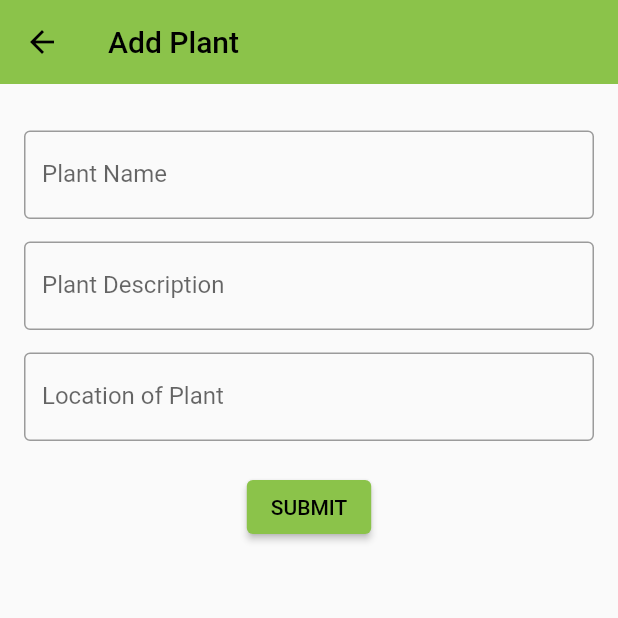
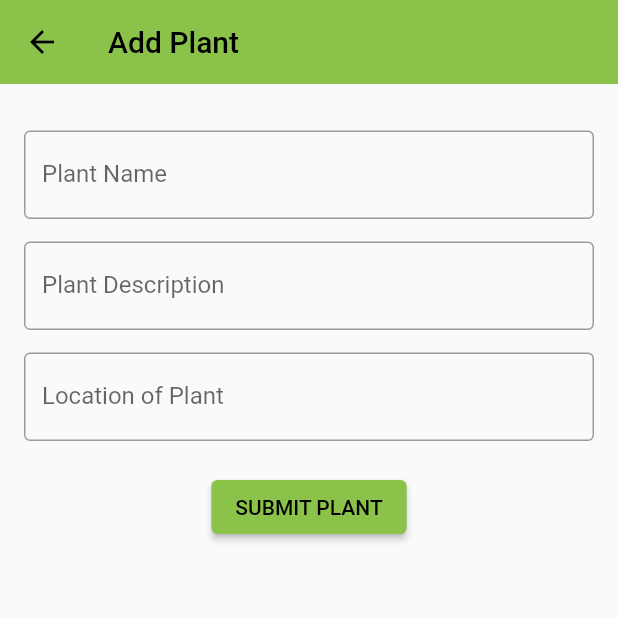
Before and after one commit to lomash-relia/Water-My-Plants, a Flutter app: the screen it shows after launch, after a tap on the "add" icon, on a phone screen of 412 x 824 dp, the top half of it. Run offline on Flutter 3.47's test engine with Material 2 defaults, Android fonts, the phone set to English and light mode, and no system bars; our stand-ins replace animated_splash_screen, bloc, flutter_bloc, hive, hive_flutter, webview_flutter; accounts and stored records are empty.

Commit message:
plantList is persistent

```diff
--- a/lib/Data/plants_list.dart
+++ b/lib/Data/plants_list.dart
@@ -1,5 +1,19 @@
+import 'package:hive_flutter/hive_flutter.dart';
 import 'package:watermyplants/features/home_page/models/HomePlantModel.dart';
 
 class PlantsList {
-  static List<HomePlantModel> plantsList = [];
+  static List<HomePlantModel> plantsList =
+      List<HomePlantModel>.empty(growable: true);
+
+  static void getData() {
+    Box<HomePlantModel> box = Hive.box('plants');
+    plantsList = box.values
+        .map((e) => HomePlantModel(
+              name: e.name,
+              description: e.description,
+              location: e.location,
+            ))
+        .toList();
+    print(plantsList);
+  }
 }
--- a/lib/features/home_page/Bloc/home_bloc.dart
+++ b/lib/features/home_page/Bloc/home_bloc.dart
@@ -22,9 +22,20 @@ class HomeBloc extends Bloc<HomeEvent, HomeState> {
       HomeInitialEvent event, Emitter<HomeState> emit) async {
     print('Home Initial Event triggered');
     emit(HomeLoadingState());
+    PlantsList.getData();
     await Future.delayed(const Duration(seconds: 3));
     emit(HomeLoadedSuccessState(plants: PlantsList.plantsList));
     print('Home Loaded Successfully');
+  }
+
+  FutureOr<void> homeAddPlantEvent(
+      HomeAddPlantEvent event, Emitter<HomeState> emit) {
+    PlantsList.plantsList.add(event.newPlant);
+    print('plant added to list');
+    emit(HomeLoadedSuccessState(plants: PlantsList.plantsList));
+    emit(HomeRefreshActionState());
+    print('home success state');
+    print(PlantsList.plantsList);
   }
 
   FutureOr<void> homeAddPlantButtonNavigateEvent(
@@ -43,13 +54,4 @@ class HomeBloc extends Bloc<HomeEvent, HomeState> {
       HomeInfoButtonNavigateEvent event, Emitter<HomeState> emit) {
     //navigate to info page
   }
-
-  FutureOr<void> homeAddPlantEvent(
-      HomeAddPlantEvent event, Emitter<HomeState> emit) {
-    PlantsList.plantsList.add(event.newPlant);
-    print('plant added to list');
-    emit(HomeLoadedSuccessState(plants: PlantsList.plantsList));
-    print('home success state');
-    print(PlantsList.plantsList);
-  }
 }
--- a/lib/features/home_page/Bloc/home_state.dart
+++ b/lib/features/home_page/Bloc/home_state.dart
@@ -24,3 +24,5 @@ class HomeNavigateToInfoState extends HomeActionState {}
 class HomeNavigateToAddPlantState extends HomeActionState {}
 
 class HomeAddPlantState extends HomeState {}
+
+class HomeRefreshActionState extends HomeActionState {}
--- a/lib/features/home_page/UI/AddPlantPage.dart
+++ b/lib/features/home_page/UI/AddPlantPage.dart
@@ -1,17 +1,19 @@
 import 'package:flutter/material.dart';
+import 'package:hive_flutter/hive_flutter.dart';
 import 'package:watermyplants/features/home_page/Bloc/home_bloc.dart';
 import 'package:watermyplants/features/home_page/models/HomePlantModel.dart';
 
 class AddPlantPage extends StatelessWidget {
   AddPlantPage({Key? key, required this.homeBloc}) : super(key: key);
 
+  Box<HomePlantModel> box = Hive.box('plants');
   final HomeBloc homeBloc;
 
-  TextEditingController titleController = TextEditingController();
+  final TextEditingController titleController = TextEditingController();
 
-  TextEditingController descriptionController = TextEditingController();
+  final TextEditingController descriptionController = TextEditingController();
 
-  TextEditingController locationController = TextEditingController();
+  final TextEditingController locationController = TextEditingController();
 
   @override
   Widget build(BuildContext context) {
@@ -59,14 +61,17 @@ class AddPlantPage extends StatelessWidget {
               height: 20,
             ),
             ElevatedButton(
-              onPressed: () {
+              onPressed: () async {
                 HomePlantModel newPlant = HomePlantModel(
                     name: titleController.text,
                     description: descriptionController.text,
                     location: locationController.text);
+
+                box.add(newPlant);
+                print('--------plant added in storage ------');
                 homeBloc.add(HomeAddPlantEvent(newPlant: newPlant));
               },
-              child: const Text('SUBMIT'),
+              child: const Text('SUBMIT PLANT'),
             ),
           ],
         )),
--- a/lib/features/home_page/models/HomePlantModel.dart
+++ b/lib/features/home_page/models/HomePlantModel.dart
@@ -1,6 +1,14 @@
+import 'package:hive/hive.dart';
+
+part 'HomePlantModel.g.dart';
+
+@HiveType(typeId: 0)
 class HomePlantModel {
+  @HiveField(0)
   final String name;
+  @HiveField(1)
   final String description;
+  @HiveField(2)
   final String location;
 
   HomePlantModel(
--- a/lib/main.dart
+++ b/lib/main.dart
@@ -1,7 +1,13 @@
 import 'package:flutter/material.dart';
+import 'package:hive_flutter/hive_flutter.dart';
+import 'package:watermyplants/features/home_page/models/HomePlantModel.dart';
 import 'package:watermyplants/features/splash_screen/SplashScreen.dart';
 
-void main() {
+void main() async {
+  WidgetsFlutterBinding.ensureInitialized();
+  await Hive.initFlutter();
+  Hive.registerAdapter(HomePlantModelAdapter());
+  Box<HomePlantModel> box = await Hive.openBox('plants');
   runApp(const MyApp());
 }
 
--- a/pubspec.yaml
+++ b/pubspec.yaml
@@ -33,6 +33,10 @@ dependencies:
   flutter_bloc: ^8.1.2
   bloc: ^8.1.1
   animated_splash_screen: ^1.3.0
+  hive: ^2.2.3
+  path_provider: ^2.0.11
+  hive_flutter: ^1.1.0
+  hive_generator: ^1.1.3
   webview_flutter: ^4.2.0
 
 
@@ -43,6 +47,7 @@ dependencies:
 dev_dependencies:
   flutter_test:
     sdk: flutter
+  build_runner: ^2.2.0
 
 
   # The "flutter_lints" package below contains a set of recommended lints to
```
Also changed, not shown: lib/features/home_page/models/HomePlantModel.g.dart (added), pubspec.lock.
